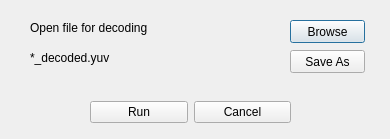
Before: the Qt Designer form decode.ui in honzabilek4/VideoCodecs, drawn with Qt 5.
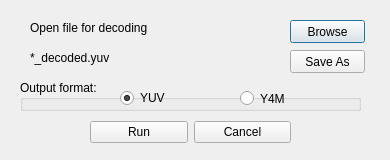
After: the same form once the commit is applied.

Commit message: multi decode

```diff
--- a/decode.ui
+++ b/decode.ui
@@ -7,7 +7,7 @@
     <x>0</x>
     <y>0</y>
     <width>390</width>
-    <height>139</height>
+    <height>160</height>
    </rect>
   </property>
   <property name="sizePolicy">
@@ -19,13 +19,13 @@
   <property name="minimumSize">
    <size>
     <width>390</width>
-    <height>139</height>
+    <height>160</height>
    </size>
   </property>
   <property name="maximumSize">
    <size>
     <width>390</width>
-    <height>16777215</height>
+    <height>160</height>
    </size>
   </property>
   <property name="windowTitle">
@@ -61,7 +61,7 @@
    <property name="geometry">
     <rect>
      <x>90</x>
-     <y>100</y>
+     <y>120</y>
      <width>201</width>
      <height>25</height>
     </rect>
@@ -109,6 +109,54 @@
     <string>*_decoded.yuv</string>
    </property>
   </widget>
+  <widget class="QGroupBox" name="groupBox">
+   <property name="enabled">
+    <bool>true</bool>
+   </property>
+   <property name="geometry">
+    <rect>
+     <x>20</x>
+     <y>80</y>
+     <width>341</width>
+     <height>31</height>
+    </rect>
+   </property>
+   <property name="title">
+    <string>Output format:</string>
+   </property>
+   <property name="checkable">
+    <bool>false</bool>
+   </property>
+   <widget class="QRadioButton" name="radioYUV">
+    <property name="geometry">
+     <rect>
+      <x>100</x>
+      <y>10</y>
+      <width>101</width>
+      <height>16</height>
+     </rect>
+    </property>
+    <property name="text">
+     <string>YUV</string>
+    </property>
+    <property name="checked">
+     <bool>true</bool>
+    </property>
+   </widget>
+   <widget class="QRadioButton" name="radioY4M">
+    <property name="geometry">
+     <rect>
+      <x>220</x>
+      <y>10</y>
+      <width>111</width>
+      <height>17</height>
+     </rect>
+    </property>
+    <property name="text">
+     <string>Y4M</string>
+    </property>
+   </widget>
+  </widget>
   <zorder>layoutWidget</zorder>
   <zorder>browseButton</zorder>
   <zorder>label</zorder>
```
Left out of the diff: 1 changed line with no effect on the pictures. The commit also changes 6 other files.
